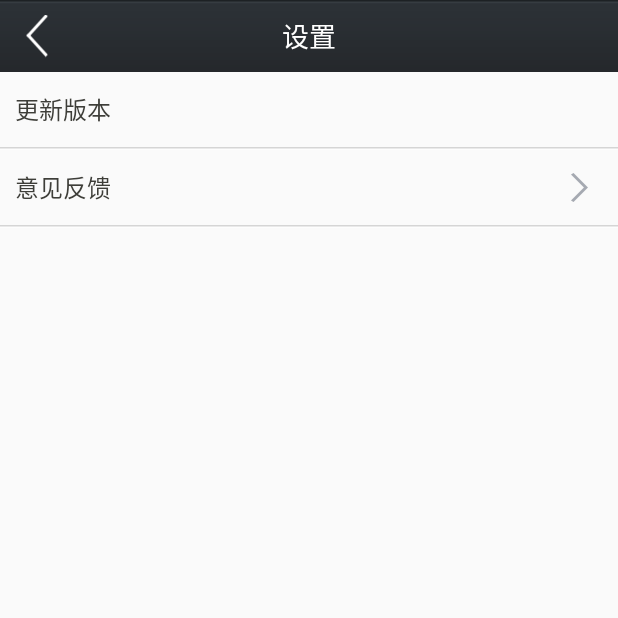
After one commit to yeaper/StudyResShare, an Android app: the SetActivity screen opened directly, with no data from a screen before it, on a phone screen of 412 x 824 dp, the top half of it. The commit adds this screen. Run offline under Robolectric (Android 15) with nearby library versions, the phone set to English and light mode, and no system bars; our stand-ins replace ButterKnife, EventBus; libraries missing offline, so code that uses them is left out: cn.bmob.v3, com.orhanobut.logger.

Commit message:
增加反馈意见功能

```diff
--- a/app/src/main/AndroidManifest.xml
+++ b/app/src/main/AndroidManifest.xml
@@ -88,7 +88,9 @@
 
         <activity android:name=".ui.PublishDynamicActivity" />
         <activity android:name=".ui.CommentActivity" />
-        <activity android:name=".ui.MyDynamicActivity"></activity>
+        <activity android:name=".ui.MyDynamicActivity" />
+        <activity android:name=".ui.SetActivity" />
+        <activity android:name=".ui.FeedbackActivity"></activity>
     </application>
 
 </manifest>
--- /dev/null
+++ b/app/src/main/java/cn/bmob/imdemo/ui/SetActivity.java
@@ -0,0 +1,41 @@
+package cn.bmob.imdemo.ui;
+
+import android.content.Intent;
+import android.support.v7.app.AppCompatActivity;
+import android.os.Bundle;
+import android.view.View;
+import android.widget.EditText;
+
+import butterknife.Bind;
+import butterknife.ButterKnife;
+import butterknife.OnClick;
+import cn.bmob.imdemo.R;
+import cn.bmob.imdemo.base.ParentWithNaviActivity;
+
+public class SetActivity extends ParentWithNaviActivity {
+
+    @Override
+    protected String title() {
+        return "设置";
+    }
+
+    @Override
+    protected void onCreate(Bundle savedInstanceState) {
+        super.onCreate(savedInstanceState);
+        setContentView(R.layout.activity_set);
+        ButterKnife.bind(this);
+        initNaviView();
+    }
+
+    @OnClick({R.id.layout_update_app,R.id.layout_feedback})
+    public void click(View v){
+        switch (v.getId()){
+            case R.id.layout_update_app:
+                showToast("已是最新版本");
+                break;
+            case R.id.layout_feedback:
+                startActivity(new Intent(this, FeedbackActivity.class));
+                break;
+        }
+    }
+}
--- /dev/null
+++ b/app/src/main/res/layout/activity_set.xml
@@ -0,0 +1,60 @@
+<?xml version="1.0" encoding="utf-8"?>
+<LinearLayout xmlns:android="http://schemas.android.com/apk/res/android"
+    xmlns:app="http://schemas.android.com/apk/res-auto"
+    xmlns:tools="http://schemas.android.com/tools"
+    android:layout_width="match_parent"
+    android:layout_height="match_parent"
+    android:orientation="vertical"
+    tools:context="cn.bmob.imdemo.ui.SetActivity">
+    <include layout="@layout/include_navi" />
+
+    <RelativeLayout
+        android:id="@+id/layout_update_app"
+        android:layout_width="match_parent"
+        android:layout_height="wrap_content"
+        android:background="@drawable/btn_selector"
+        android:minHeight="50dp"
+        android:padding="10dp" >
+
+        <TextView
+            style="@style/style_text_black"
+            android:layout_alignParentLeft="true"
+            android:layout_centerVertical="true"
+            android:text="更新版本" />
+
+    </RelativeLayout>
+
+    <View
+        android:layout_width="match_parent"
+        android:layout_height="@dimen/height_2"
+        android:background="@drawable/base_horizontal_line"/>
+
+    <RelativeLayout
+        android:id="@+id/layout_feedback"
+        android:layout_width="match_parent"
+        android:layout_height="wrap_content"
+        android:background="@drawable/btn_selector"
+        android:minHeight="50dp"
+        android:padding="10dp" >
+
+        <TextView
+            style="@style/style_text_black"
+            android:layout_alignParentLeft="true"
+            android:layout_centerVertical="true"
+            android:text="意见反馈" />
+
+        <TextView
+            android:id="@+id/tv_set_name"
+            style="@style/style_text_black"
+            android:layout_alignParentRight="true"
+            android:layout_centerVertical="true"
+            android:layout_marginRight="10dp"
+            android:drawablePadding="10dp"
+            android:drawableRight="@mipmap/register_bottom_arrow" />
+    </RelativeLayout>
+
+    <View
+        android:layout_width="match_parent"
+        android:layout_height="@dimen/height_2"
+        android:background="@drawable/base_horizontal_line"/>
+</LinearLayout>
--- a/app/src/main/res/layout/fragment_personal.xml
+++ b/app/src/main/res/layout/fragment_personal.xml
@@ -65,6 +65,7 @@
         android:background="@drawable/base_horizontal_line"/>
 
     <RelativeLayout
+        android:id="@+id/personal_set"
         android:layout_width="match_parent"
         android:layout_height="wrap_content"
         android:background="@drawable/btn_selector"
```
Also changed, not shown: app/src/main/java/cn/bmob/imdemo/model/Feedback.java (added, +28 -0 lines), app/src/main/java/cn/bmob/imdemo/ui/FeedbackActivity.java (added, +61 -0 lines), app/src/main/java/cn/bmob/imdemo/ui/fragment/PersonalFragment.java (+5 -2 lines), app/src/main/res/layout/activity_feedback.xml (added, +40 -0 lines), 7 other files.
